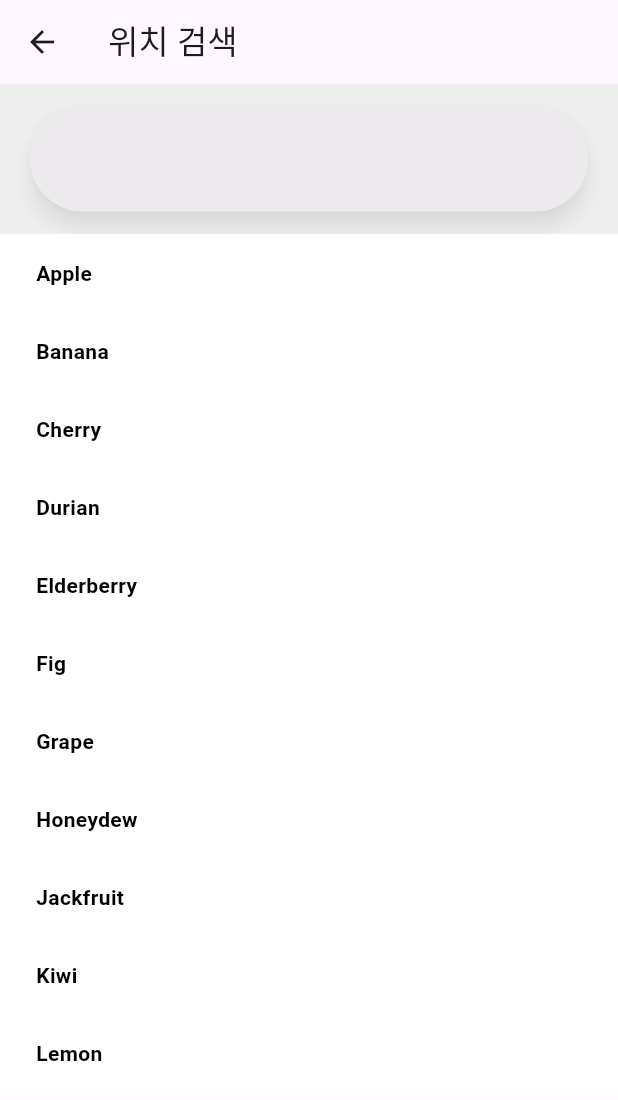
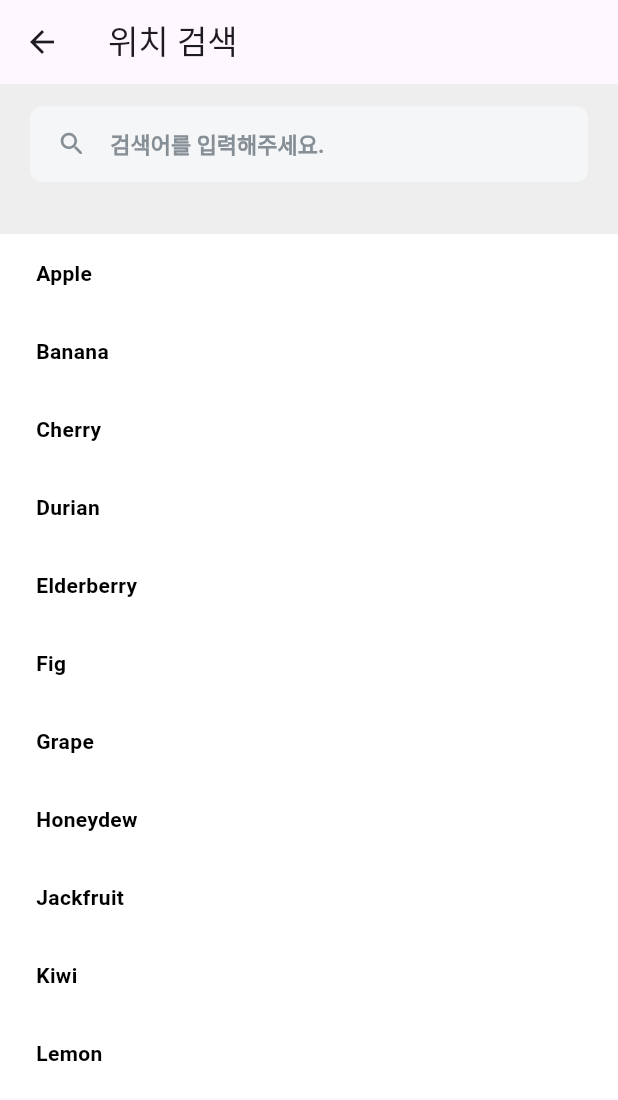
Before and after one commit to irismake/CoffeConti, a Flutter app: the SearchScreen screen opened directly, on a phone screen of 412 x 824 dp. Shown: the top 1100 px of the screen. Run offline on Flutter 3.47's test engine with Material 3 defaults, Android fonts, the phone set to English and light mode, and no system bars; our stand-ins replace flutter_screenutil, flutter_svg, geolocator, permission_handler; missing offline and left inert: flutter_naver_map; Roboto replaces fonts that are missing (PretendardRegular).

Commit message:
fix : Search bar UI/UX changes

```diff
--- /dev/null
+++ b/lib/components/button/custom_search_bar.dart
@@ -0,0 +1,70 @@
+import 'package:flutter/material.dart';
+import 'package:flutter_screenutil/flutter_screenutil.dart';
+import 'package:flutter_svg/svg.dart';
+
+class CustomSearchBar extends StatelessWidget {
+  final bool autoFocus;
+  final bool enabled;
+
+  CustomSearchBar({
+    Key? key,
+    required this.autoFocus,
+    required this.enabled,
+  });
+
+  @override
+  Widget build(BuildContext context) {
+    return TextFormField(
+      keyboardType: TextInputType.name,
+      style: TextStyle(
+        fontFamily: 'PretendardRegular',
+        decorationThickness: 0,
+        fontSize: 16.sp,
+        color: Colors.black,
+        fontWeight: FontWeight.w500,
+        letterSpacing: 0.0,
+        height: 1.5,
+      ),
+      showCursor: false,
+      decoration: InputDecoration(
+        filled: true,
+        fillColor: Color(0xffF5F6F7),
+        isDense: true,
+        contentPadding: EdgeInsets.symmetric(vertical: 14.0.h),
+        hintText: '검색어를 입력해주세요.',
+        hintStyle: TextStyle(
+          fontFamily: 'PretendardRegular',
+          color: Color(0xff868E96),
+          fontSize: 15.sp,
+          fontWeight: FontWeight.w600,
+          letterSpacing: 0.0.w,
+          height: 1.3,
+        ),
+        focusedBorder: OutlineInputBorder(
+          borderRadius: BorderRadius.all(Radius.circular(8)),
+          borderSide: BorderSide(width: 1.w, color: Colors.transparent),
+        ),
+        disabledBorder: OutlineInputBorder(
+          borderRadius: BorderRadius.all(Radius.circular(8)),
+          borderSide: BorderSide(width: 1.w, color: Colors.transparent),
+        ),
+        enabledBorder: OutlineInputBorder(
+          borderRadius: BorderRadius.all(Radius.circular(8)),
+          borderSide: BorderSide(width: 1.w, color: Colors.transparent),
+        ),
+        prefixIcon: Padding(
+          padding: EdgeInsets.only(left: 17.0.w, right: 11.0.w),
+          child: Icon(
+            Icons.search_rounded,
+            size: 20,
+          ),
+        ),
+        prefixIconConstraints: BoxConstraints(
+          minWidth: 0,
+          minHeight: 0,
+        ),
+        prefixIconColor: Color(0xff868E96),
+      ),
+    );
+  }
+}
--- a/lib/screen/tabs/map_tab/search_screen.dart
+++ b/lib/screen/tabs/map_tab/search_screen.dart
@@ -2,6 +2,8 @@ import 'package:flutter/material.dart';
 import 'package:flutter/src/widgets/container.dart';
 import 'package:flutter/src/widgets/framework.dart';
 import 'package:coffeeconti/components/button/associated_search_button.dart';
+
+import '../../../components/button/custom_search_bar.dart';
 
 const interests = [
   'Apple',
@@ -77,7 +79,7 @@ class _SearchScreenState extends State<SearchScreen> {
               decoration: BoxDecoration(color: Colors.grey[200]),
               child: Padding(
                 padding: EdgeInsets.symmetric(vertical: 15, horizontal: 20),
-                child: SearchBar(
+                child: CustomSearchBar(
                   autoFocus: false,
                   enabled: false,
                 ),
```
Also changed, not shown: lib/components/button/search_bar.dart (deleted, +0 -60 lines).
